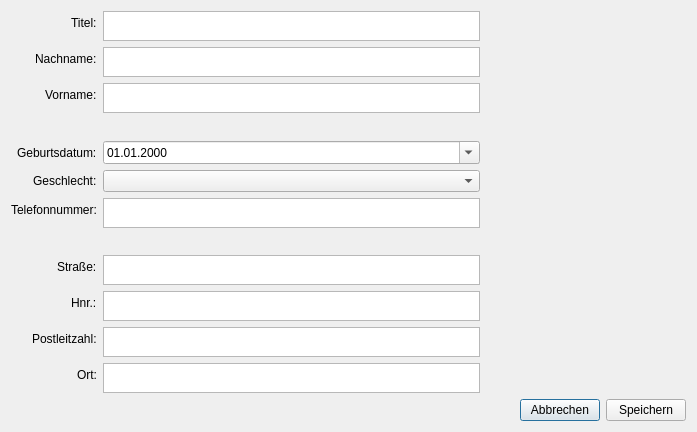
Above: Patientenverwaltung/verwaltung.ui from JenniferRied/Patientenverwaltung before the change. Below: the same form after it.
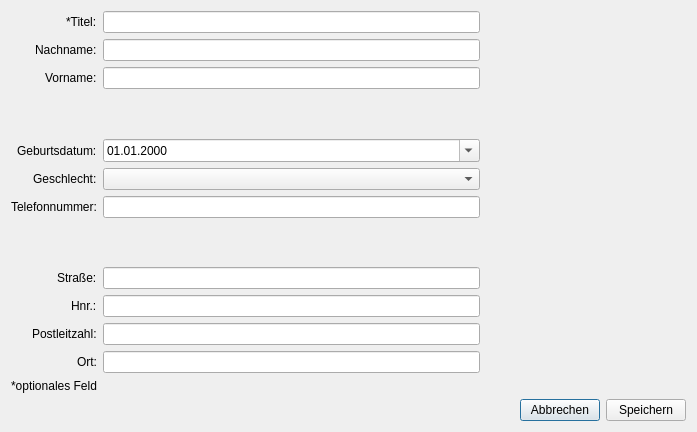
That is the form after the change.

Patch:
```diff
--- a/Patientenverwaltung/verwaltung.ui
+++ b/Patientenverwaltung/verwaltung.ui
@@ -41,71 +41,32 @@
          <item row="0" column="0">
           <widget class="QLabel" name="label">
            <property name="text">
-            <string>Titel:</string>
+            <string>*Titel:</string>
            </property>
           </widget>
          </item>
-         <item row="0" column="1">
-          <widget class="QTextEdit" name="titel_textEdit">
-           <property name="maximumSize">
-            <size>
-             <width>16777215</width>
-             <height>30</height>
-            </size>
-           </property>
-           <property name="tabChangesFocus">
-            <bool>true</bool>
-           </property>
-          </widget>
-         </item>
-         <item row="1" column="0">
+         <item row="2" column="0">
           <widget class="QLabel" name="label_3">
            <property name="text">
             <string>Nachname:</string>
            </property>
           </widget>
          </item>
-         <item row="1" column="1">
-          <widget class="QTextEdit" name="nachname_textEdit">
-           <property name="maximumSize">
-            <size>
-             <width>16777215</width>
-             <height>30</height>
-            </size>
-           </property>
-           <property name="tabChangesFocus">
-            <bool>true</bool>
-           </property>
-          </widget>
-         </item>
-         <item row="2" column="0">
+         <item row="4" column="0">
           <widget class="QLabel" name="label_5">
            <property name="text">
             <string>Vorname:</string>
            </property>
           </widget>
          </item>
-         <item row="2" column="1">
-          <widget class="QTextEdit" name="vorname_textEdit">
-           <property name="maximumSize">
-            <size>
-             <width>16777215</width>
-             <height>30</height>
-            </size>
-           </property>
-           <property name="tabChangesFocus">
-            <bool>true</bool>
-           </property>
-          </widget>
-         </item>
-         <item row="4" column="0">
+         <item row="6" column="0">
           <widget class="QLabel" name="label_6">
            <property name="text">
             <string>Geburtsdatum:</string>
            </property>
           </widget>
          </item>
-         <item row="4" column="1">
+         <item row="6" column="1">
           <widget class="QDateEdit" name="geb_dateEdit">
            <property name="dateTime">
             <datetime>
@@ -125,41 +86,28 @@
            </property>
           </widget>
          </item>
-         <item row="5" column="0">
+         <item row="7" column="0">
           <widget class="QLabel" name="label_7">
            <property name="text">
             <string>Geschlecht:</string>
            </property>
           </widget>
          </item>
-         <item row="5" column="1">
+         <item row="7" column="1">
           <widget class="QComboBox" name="geschlecht_comboBox">
            <property name="currentText">
             <string/>
            </property>
           </widget>
          </item>
-         <item row="6" column="0">
+         <item row="8" column="0">
           <widget class="QLabel" name="label_10">
            <property name="text">
             <string>Telefonnummer:</string>
            </property>
           </widget>
          </item>
-         <item row="6" column="1">
-          <widget class="QTextEdit" name="tel_nr_textEdit">
-           <property name="maximumSize">
-            <size>
-             <width>16777215</width>
-             <height>30</height>
-            </size>
-           </property>
-           <property name="tabChangesFocus">
-            <bool>true</bool>
-           </property>
-          </widget>
-         </item>
-         <item row="3" column="0">
+         <item row="5" column="0">
           <spacer name="verticalSpacer">
            <property name="orientation">
             <enum>Qt::Vertical</enum>
@@ -175,7 +123,7 @@
            </property>
           </spacer>
          </item>
-         <item row="7" column="0">
+         <item row="9" column="0">
           <spacer name="verticalSpacer_2">
            <property name="orientation">
             <enum>Qt::Vertical</enum>
@@ -191,83 +139,62 @@
            </property>
           </spacer>
          </item>
-         <item row="8" column="0">
+         <item row="10" column="0">
           <widget class="QLabel" name="label_8">
            <property name="text">
             <string>Straße:</string>
            </property>
           </widget>
          </item>
-         <item row="8" column="1">
-          <widget class="QTextEdit" name="strasse_textEdit">
-           <property name="maximumSize">
-            <size>
-             <width>16777215</width>
-             <height>30</height>
-            </size>
-           </property>
-           <property name="tabChangesFocus">
-            <bool>true</bool>
-           </property>
-          </widget>
-         </item>
-         <item row="9" column="0">
+         <item row="12" column="0">
           <widget class="QLabel" name="label_2">
            <property name="text">
             <string>Hnr.:</string>
            </property>
           </widget>
          </item>
-         <item row="9" column="1">
-          <widget class="QTextEdit" name="hnr_textEdit">
-           <property name="maximumSize">
-            <size>
-             <width>16777215</width>
-             <height>30</height>
-            </size>
-           </property>
-           <property name="tabChangesFocus">
-            <bool>true</bool>
-           </property>
-          </widget>
-         </item>
-         <item row="10" column="0">
+         <item row="14" column="0">
           <widget class="QLabel" name="label_9">
            <property name="text">
             <string>Postleitzahl:</string>
            </property>
           </widget>
          </item>
-         <item row="10" column="1">
-          <widget class="QTextEdit" name="plz_textEdit">
-           <property name="maximumSize">
-            <size>
-             <width>16777215</width>
-             <height>30</height>
-            </size>
-           </property>
-           <property name="tabChangesFocus">
-            <bool>true</bool>
-           </property>
-          </widget>
-         </item>
-         <item row="11" column="0">
+         <item row="16" column="0">
           <widget class="QLabel" name="label_4">
            <property name="text">
             <string>Ort:</string>
            </property>
           </widget>
          </item>
-         <item row="11" column="1">
-          <widget class="QTextEdit" name="ort_textEdit">
-           <property name="maximumSize">
-            <size>
-             <width>16777215</width>
-             <height>30</height>
-            </size>
-           </property>
-           <property name="tabChangesFocus">
-            <bool>true</bool>
+         <item row="0" column="1">
+          <widget class="QLineEdit" name="titel_lineEdit"/>
+         </item>
+         <item row="2" column="1">
+          <widget class="QLineEdit" name="nachname_lineEdit"/>
+         </item>
+         <item row="4" column="1">
+          <widget class="QLineEdit" name="vorname_lineEdit"/>
+         </item>
+         <item row="8" column="1">
+          <widget class="QLineEdit" name="tel_nr_lineEdit"/>
+         </item>
+         <item row="10" column="1">
+          <widget class="QLineEdit" name="strasse_lineEdit"/>
+         </item>
+         <item row="12" column="1">
+          <widget class="QLineEdit" name="hnr_lineEdit"/>
+         </item>
+         <item row="14" column="1">
+          <widget class="QLineEdit" name="plz_lineEdit"/>
+         </item>
+         <item row="16" column="1">
+          <widget class="QLineEdit" name="ort_lineEdit"/>
+         </item>
+         <item row="17" column="0" colspan="2">
+          <widget class="QLabel" name="label_11">
+           <property name="text">
+            <string>*optionales Feld</string>
            </property>
           </widget>
          </item>
```
